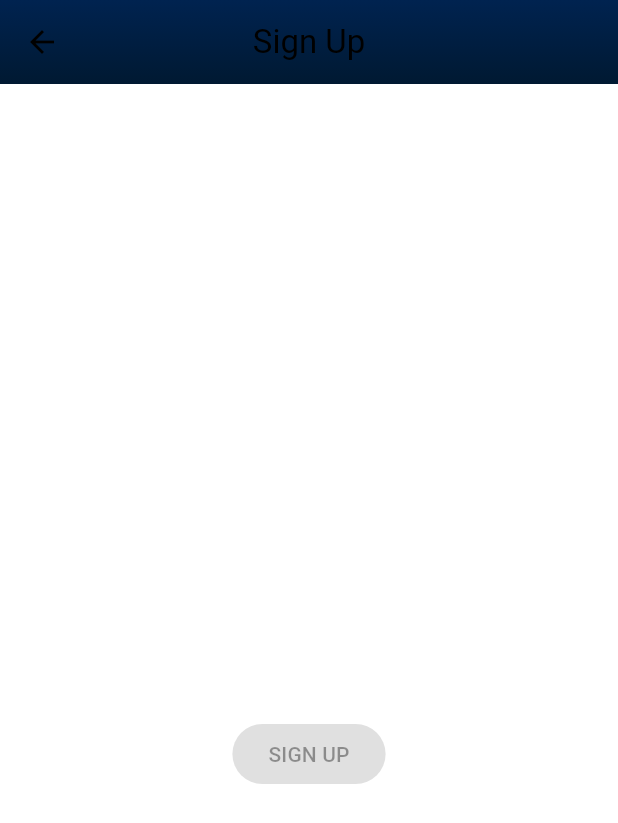
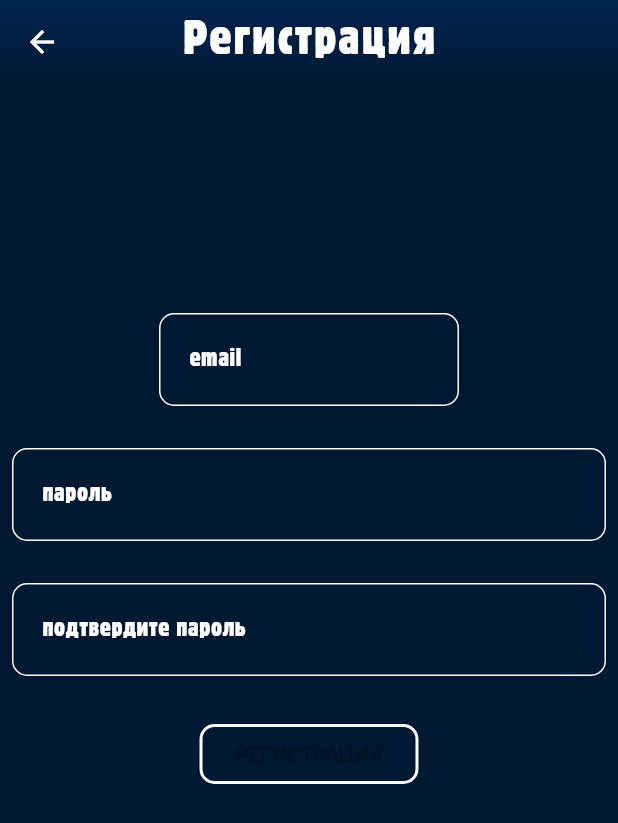
Before and after one commit to BooKostakis/colorful_figures, a Flutter app: the LoginPage screen opened directly, after a tap on "РЕГИСТРАЦИЯ", on a phone screen of 412 x 824 dp. Shown: the top 823 px of the screen. Run offline on Flutter 3.47's test engine with Material 3 defaults, Android fonts, the phone set to English and light mode, and no system bars; our stand-ins replace bloc, equatable, firebase_auth, firebase_core, flutter_bloc, font_awesome_flutter and 2 more; missing offline and left inert: firebase_auth_web, firebase_core_web, flow_builder, google_sign_in_web; accounts and stored records are empty.

Commit message:
Login page completed, sign up started

```diff
--- a/lib/login/view/login_form.dart
+++ b/lib/login/view/login_form.dart
@@ -39,8 +39,10 @@ class LoginForm extends StatelessWidget {
               _PasswordInput(),
               const SizedBox(height: 8),
               _LoginButton(),
-              const SizedBox(height: 4),
+              const SizedBox(height: 8),
               _SignUpButton(),
+              const SizedBox(height: 8),
+              _GoogleLoginButton(),
             ],
           ),
         ),
@@ -134,22 +136,36 @@ class _LoginButton extends StatelessWidget {
 class _GoogleLoginButton extends StatelessWidget {
   @override
   Widget build(BuildContext context) {
-    final theme = Theme.of(context);
-    return ElevatedButton.icon(
+    // final theme = Theme.of(context);
+    return ElevatedButton(
         key: const Key('loginForm_googleLogin_raisedButton'),
-      label: const Text(
-        'SIGN IN WITH GOOGLE',
-        style: TextStyle(color: Colors.white),
-      ),
         style: ElevatedButton.styleFrom(
             shape: RoundedRectangleBorder(
-          borderRadius: BorderRadius.circular(30),
+                borderRadius: BorderRadius.circular(10),
+                side: BorderSide(width: 2, color: Colors.white)),
+            backgroundColor: const Color.fromARGB(255, 104, 104, 104),
+            textStyle: TextStyle(color: Colors.white)),
+        onPressed: () => context.read<LoginCubit>().logInWithGoogle(),
+        child: Row(
+          crossAxisAlignment: CrossAxisAlignment.center,
+          mainAxisAlignment: MainAxisAlignment.center,
+          children: [
+            Icon(
+              FontAwesomeIcons.google,
+              color: Theme.of(context).colorScheme.surface,
+              size: 25,
             ),
-        backgroundColor: theme.colorScheme.secondary,
+            Padding(
+              padding: const EdgeInsets.fromLTRB(10, 10, 5, 5),
+              child: const Text(
+                textAlign: TextAlign.justify,
+                'ВОЙТИ С ПОМОЩЬЮАККАУНТА GOOGLE',
+                style: TextStyle(
+                    color: Colors.white, fontFamily: 'Block', fontSize: 18),
               ),
-      icon: const Icon(FontAwesomeIcons.google, color: Colors.white),
-      onPressed: () => context.read<LoginCubit>().logInWithGoogle(),
-    );
+            ),
+          ],
+        ));
   }
 }
 
@@ -157,12 +173,22 @@ class _SignUpButton extends StatelessWidget {
   @override
   Widget build(BuildContext context) {
     final theme = Theme.of(context);
-    return TextButton(
+    return ElevatedButton(
       key: const Key('loginForm_createAccount_flatButton'),
+      style: ElevatedButton.styleFrom(
+          shape: RoundedRectangleBorder(
+              borderRadius: BorderRadius.circular(10),
+              side: BorderSide(width: 2, color: Colors.white)),
+          backgroundColor: Theme.of(context).colorScheme.secondary,
+          textStyle: TextStyle(color: Colors.white)),
       onPressed: () => Navigator.of(context).push<void>(SignUpPage.route()),
-      child: Text(
+      child: Padding(
+        padding: const EdgeInsets.fromLTRB(3, 6, 3, 3),
+        child: const Text(
           'РЕГИСТРАЦИЯ',
-        style: TextStyle(color: theme.primaryColor),
+          style:
+              TextStyle(color: Colors.white, fontFamily: 'Block', fontSize: 20),
+        ),
       ),
     );
   }
--- a/lib/login/view/login_page.dart
+++ b/lib/login/view/login_page.dart
@@ -34,7 +34,7 @@ class LoginPage extends StatelessWidget {
         ),
       ),
       body: Container(
-        color: Color.fromARGB(255, 0, 25, 50),
+        color: Theme.of(context).colorScheme.primary,
         child: Padding(
           padding: const EdgeInsets.symmetric(horizontal: 20),
           child: BlocProvider(
--- a/lib/sign_up/view/sign_up_form.dart
+++ b/lib/sign_up/view/sign_up_form.dart
@@ -120,15 +120,16 @@ class _SignUpButton extends StatelessWidget {
     return ElevatedButton(
       key: const Key('signUpForm_continue_raisedButton'),
       style: ElevatedButton.styleFrom(
-        shape: RoundedRectangleBorder(
-          borderRadius: BorderRadius.circular(30),
-        ),
-        backgroundColor: Colors.orangeAccent,
-      ),
+          shape: RoundedRectangleBorder(
+              borderRadius: BorderRadius.circular(10),
+              side: BorderSide(width: 2, color: Colors.white)),
+          backgroundColor: Color.fromARGB(255, 100, 150, 0),
+          disabledBackgroundColor: Color.fromARGB(255, 0, 25, 50),
+          textStyle: TextStyle(color: Colors.white)),
       onPressed: isValid
           ? () => context.read<SignUpCubit>().signUpFormSubmitted()
           : null,
-      child: const Text('SIGN UP'),
+      child: const Text('РЕГИСТРАЦИЯ'),
     );
   }
 }
--- a/lib/sign_up/view/sign_up_page.dart
+++ b/lib/sign_up/view/sign_up_page.dart
@@ -27,12 +27,16 @@ class SignUpPage extends StatelessWidget {
               ),
             ),
           ),
-          title: const Text('Sign Up')),
-      body: Padding(
-        padding: const EdgeInsets.all(8),
-        child: BlocProvider<SignUpCubit>(
-          create: (_) => SignUpCubit(context.read<AuthenticationRepository>()),
-          child: const SignUpForm(),
+          title: const Text('Регистрация')),
+      body: Container(
+        color: Theme.of(context).colorScheme.primary,
+        child: Padding(
+          padding: const EdgeInsets.all(8),
+          child: BlocProvider<SignUpCubit>(
+            create: (_) =>
+                SignUpCubit(context.read<AuthenticationRepository>()),
+            child: const SignUpForm(),
+          ),
         ),
       ),
     );
--- a/lib/theme.dart
+++ b/lib/theme.dart
@@ -26,12 +26,19 @@ final theme = ThemeData(
   ),
   appBarTheme: const AppBarTheme(
     centerTitle: true,
+    foregroundColor: Colors.white,
     backgroundColor: Color.fromARGB(255, 0, 25, 50),
     elevation: 10,
+    titleTextStyle: TextStyle(
+        fontFamily: 'Block',
+        fontSize: 32,
+        color: Colors.white,
+        letterSpacing: 1.5),
   ),
   colorScheme: const ColorScheme.light(
     primary: Color.fromARGB(255, 0, 25, 50),
-    secondary: Color.fromARGB(255, 205, 227, 255),
+    secondary: Color.fromARGB(255, 0, 80, 150),
+    tertiary: Color.fromARGB(255, 0, 110, 184),
     surface: Color.fromARGB(255, 255, 255, 255),
   ),
   inputDecorationTheme: InputDecorationTheme(
```
Lines whose indentation alone changed are shown as unchanged.
